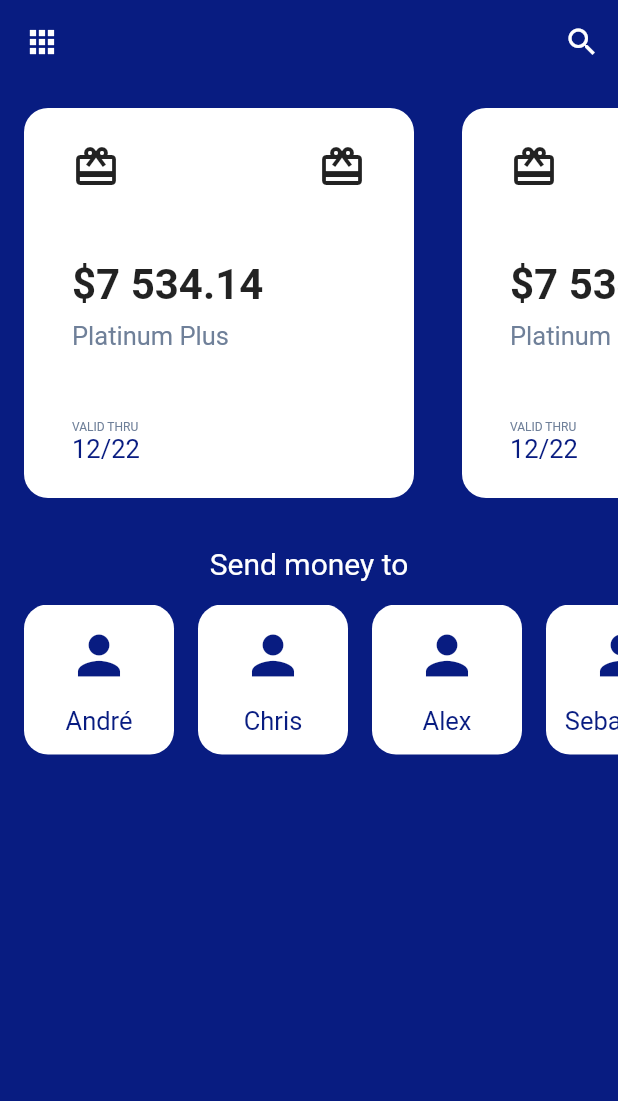
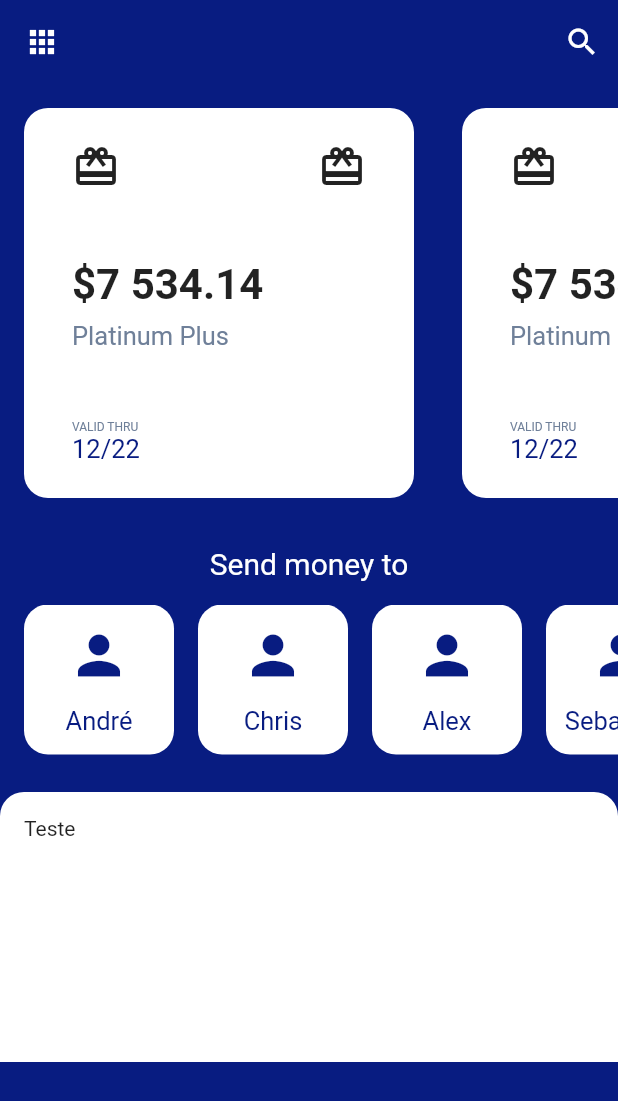
Before and after one commit to andretimm/banking, a Flutter app: the screen it shows after launch, on a phone screen of 412 x 824 dp. Shown: the top 1101 px of the screen. Run offline on Flutter 3.47's test engine with Material 2 defaults, Android fonts, the phone set to English and light mode, and no system bars.

Commit message:
iniciando historico

```diff
--- a/lib/screen/home.dart
+++ b/lib/screen/home.dart
@@ -61,6 +61,19 @@ class _HomeState extends State<Home> {
                   //color: Colors.red,
                   child: Friends(),
                 ),
+                Container(
+                  padding: EdgeInsets.all(16.0),
+                  height: 180.0,
+                  width: MediaQuery.of(context).size.height,
+                  decoration: BoxDecoration(
+                    borderRadius: BorderRadius.only(
+                      topLeft: Radius.circular(16.0),
+                      topRight: Radius.circular(16.0),
+                    ),
+                    color: Colors.white,
+                  ),
+                  child: Text("Teste"),
+                )
               ],
             ),
           ),
```
